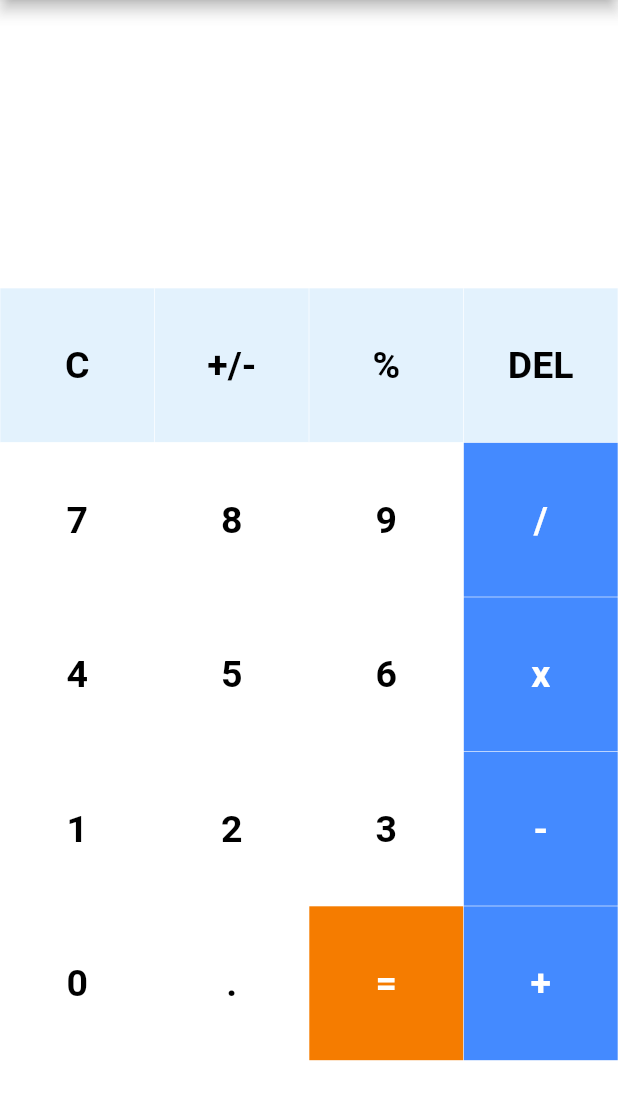
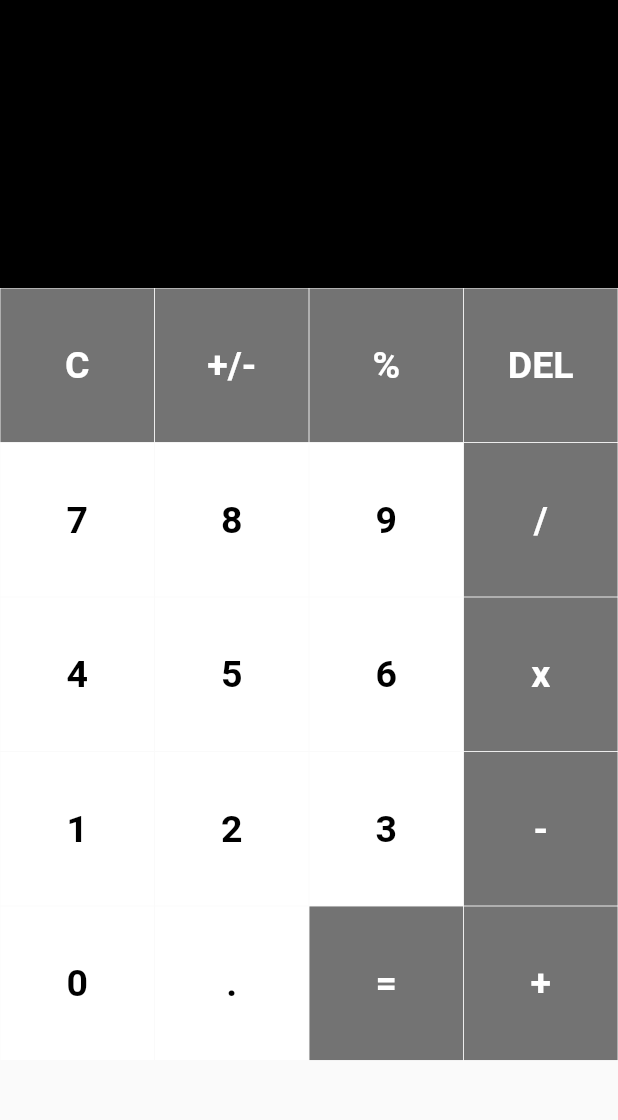
Before and after one commit to AnaasAbdulSamed/calculator, a Flutter app: the screen it shows after launch, on a phone screen of 412 x 824 dp, the part 84-1204 px from its top. Run offline on Flutter 3.47's test engine with Material 2 defaults, Android fonts, the phone set to English and light mode, and no system bars; our stand-ins replace math_expressions.

Commit message:
build v1.1

```diff
--- a/lib/mybutton.dart
+++ b/lib/mybutton.dart
@@ -17,7 +17,7 @@ class MyButton extends StatelessWidget {
     return GestureDetector(
       onTap: buttontapped,
       child: Padding(
-        padding: const EdgeInsets.all(0.2),
+        padding: const EdgeInsets.all(0.3),
         child: Container(
           color: color,
           child: Center(
--- a/lib/newpage1.dart
+++ b/lib/newpage1.dart
@@ -44,7 +44,7 @@ class _newpageState extends State<newpage> {
       appBar: new AppBar(
         title: new Text("Calculator"),
       ), //AppBar
-      backgroundColor: Colors.white38,
+      backgroundColor: Colors.black,
       body: Column(
         children: <Widget>[
           Expanded(
@@ -76,6 +76,8 @@ class _newpageState extends State<newpage> {
           ),
           Expanded(
             flex: 3,
+            child: Material(
+              elevation: 5,
               child: Container(
                 child: GridView.builder(
                     itemCount: buttons.length,
@@ -92,8 +94,8 @@ class _newpageState extends State<newpage> {
                             });
                           },
                           buttonText: buttons[index],
-                        color: Colors.blue[50],
-                        textColor: Colors.black,
+                          color: Colors.black54,
+                          textColor: Colors.white,
                         );
                       }
 
@@ -101,8 +103,8 @@ class _newpageState extends State<newpage> {
                       else if (index == 1) {
                         return MyButton(
                           buttonText: buttons[index],
-                        color: Colors.blue[50],
-                        textColor: Colors.black,
+                          color: Colors.black54,
+                          textColor: Colors.white,
                         );
                       }
                       // % Button
@@ -114,8 +116,8 @@ class _newpageState extends State<newpage> {
                             });
                           },
                           buttonText: buttons[index],
-                        color: Colors.blue[50],
-                        textColor: Colors.black,
+                          color: Colors.black54,
+                          textColor: Colors.white,
                         );
                       }
                       // Delete Button
@@ -128,8 +130,8 @@ class _newpageState extends State<newpage> {
                             });
                           },
                           buttonText: buttons[index],
-                        color: Colors.blue[50],
-                        textColor: Colors.black,
+                          color: Colors.black54,
+                          textColor: Colors.white,
                         );
                       }
                       // Equal_to Button
@@ -141,7 +143,7 @@ class _newpageState extends State<newpage> {
                             });
                           },
                           buttonText: buttons[index],
-                        color: Colors.orange[700],
+                          color: Colors.black54,
                           textColor: Colors.white,
                         );
                       }
@@ -156,7 +158,8 @@ class _newpageState extends State<newpage> {
                           },
                           buttonText: buttons[index],
                           color: isOperator(buttons[index])
-                            ? Colors.blueAccent
+                              ? Colors.black54
+
                               : Colors.white,
                           textColor: isOperator(buttons[index])
                               ? Colors.white
@@ -164,6 +167,7 @@ class _newpageState extends State<newpage> {
                         );
                       }
                     }), // GridView.builder
+              ),
             ),
           ),
         ],
```
Also changed, not shown: pubspec.lock, 1 other file. Lines whose indentation alone changed are shown as unchanged.
